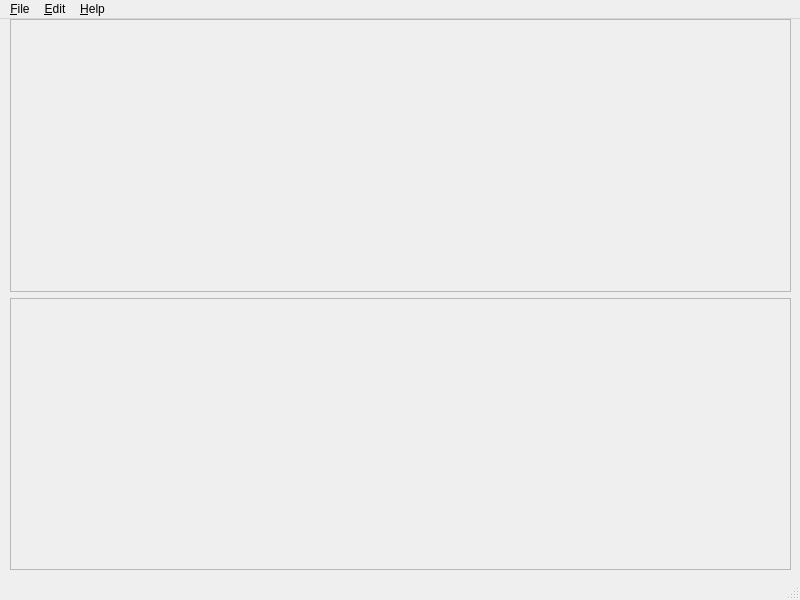
Qt form editor.ui (performous/composer) before a commit.
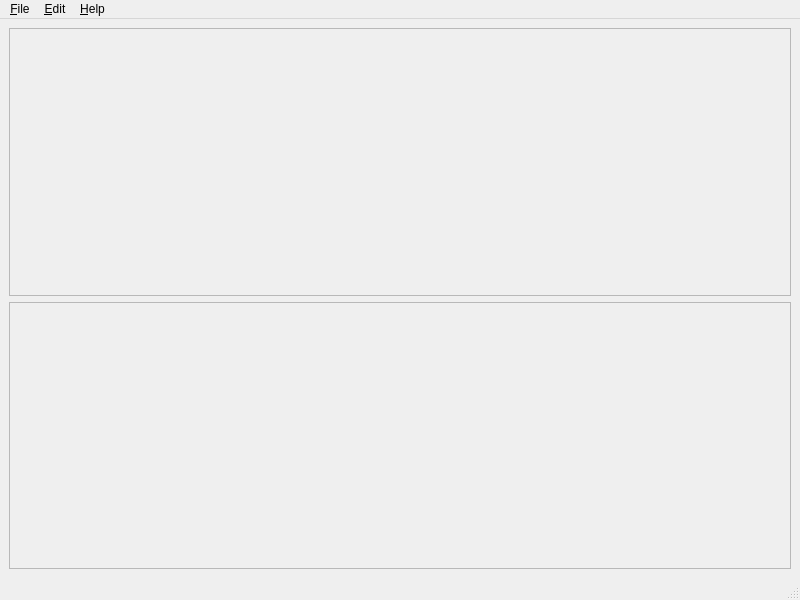
The same form after that commit. Custom widgets are drawn as their Qt base class.

Commit message: Layouts now auto-resize according to window.

```diff
--- a/editor.ui
+++ b/editor.ui
@@ -17,15 +17,8 @@
    <string>Editor</string>
   </property>
   <widget class="QWidget" name="centralwidget">
-   <widget class="QWidget" name="verticalLayoutWidget">
-    <property name="geometry">
-     <rect>
-      <x>10</x>
-      <y>0</y>
-      <width>781</width>
-      <height>551</height>
-     </rect>
-    </property>
+   <layout class="QGridLayout" name="gridLayout">
+    <item row="0" column="0">
     <layout class="QVBoxLayout" name="verticalLayout">
      <property name="sizeConstraint">
       <enum>QLayout::SetNoConstraint</enum>
@@ -43,24 +36,15 @@
          <rect>
           <x>0</x>
           <y>0</y>
-          <width>777</width>
-          <height>270</height>
-         </rect>
-        </property>
-        <widget class="QWidget" name="verticalLayoutWidget_2">
-         <property name="geometry">
-          <rect>
-           <x>10</x>
-           <y>10</y>
-           <width>761</width>
-           <height>251</height>
-          </rect>
-         </property>
-         <layout class="QVBoxLayout" name="verticalLayout_2">
-          <item>
-           <widget class="NoteGraphWidget" name="widget" native="true">
+           <width>778</width>
+           <height>261</height>
+          </rect>
+         </property>
+         <layout class="QGridLayout" name="gridLayout_2">
+          <item row="0" column="0">
+           <widget class="NoteGraphWidget" name="noteGraph" native="true">
             <property name="sizePolicy">
-             <sizepolicy hsizetype="MinimumExpanding" vsizetype="MinimumExpanding">
+             <sizepolicy hsizetype="Expanding" vsizetype="Expanding">
               <horstretch>0</horstretch>
               <verstretch>0</verstretch>
              </sizepolicy>
@@ -68,7 +52,6 @@
            </widget>
           </item>
          </layout>
-        </widget>
        </widget>
       </widget>
      </item>
@@ -89,7 +72,8 @@
       </widget>
      </item>
     </layout>
-   </widget>
+    </item>
+   </layout>
   </widget>
   <widget class="QMenuBar" name="menubar">
    <property name="geometry">
```
Lines whose indentation alone changed are shown as unchanged.
